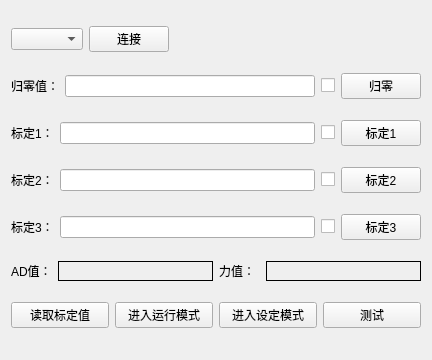
dongkc/test-tools, file SerialPort/serialport.ui: the form before one commit.
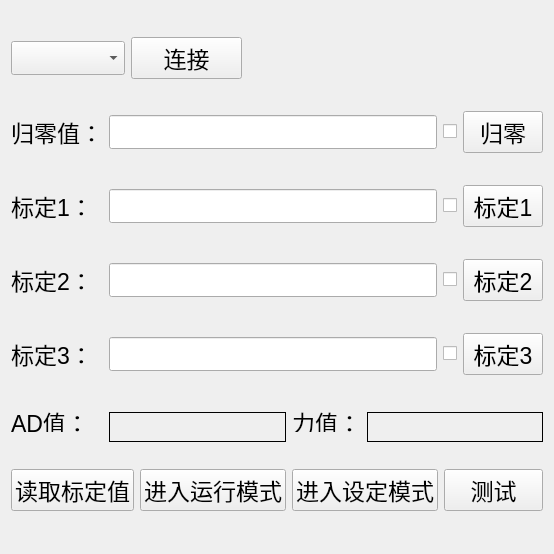
The form after the commit.

```diff
--- a/SerialPort/serialport.ui
+++ b/SerialPort/serialport.ui
@@ -6,14 +6,22 @@
    <rect>
     <x>0</x>
     <y>0</y>
-    <width>432</width>
-    <height>360</height>
+    <width>554</width>
+    <height>554</height>
    </rect>
   </property>
+  <property name="font">
+   <font>
+    <pointsize>17</pointsize>
+   </font>
+  </property>
   <property name="windowTitle">
    <string>SerialPort</string>
   </property>
   <layout class="QVBoxLayout" name="verticalLayout">
+   <property name="spacing">
+    <number>6</number>
+   </property>
    <item>
     <layout class="QHBoxLayout" name="horizontalLayout_6">
      <item>
@@ -21,6 +29,12 @@
      </item>
      <item>
       <widget class="QPushButton" name="pushButton_connect">
+       <property name="minimumSize">
+        <size>
+         <width>111</width>
+         <height>0</height>
+        </size>
+       </property>
        <property name="text">
         <string>连接</string>
        </property>
@@ -73,6 +87,12 @@
     <layout class="QHBoxLayout" name="horizontalLayout_2">
      <item>
       <widget class="QLabel" name="label_2">
+       <property name="minimumSize">
+        <size>
+         <width>92</width>
+         <height>0</height>
+        </size>
+       </property>
        <property name="text">
         <string>标定1：</string>
        </property>
@@ -101,6 +121,12 @@
     <layout class="QHBoxLayout" name="horizontalLayout_3">
      <item>
       <widget class="QLabel" name="label_3">
+       <property name="minimumSize">
+        <size>
+         <width>92</width>
+         <height>0</height>
+        </size>
+       </property>
        <property name="text">
         <string>标定2：</string>
        </property>
@@ -129,6 +155,12 @@
     <layout class="QHBoxLayout" name="horizontalLayout_4">
      <item>
       <widget class="QLabel" name="label_4">
+       <property name="minimumSize">
+        <size>
+         <width>92</width>
+         <height>0</height>
+        </size>
+       </property>
        <property name="text">
         <string>标定3：</string>
        </property>
@@ -157,6 +189,12 @@
     <layout class="QHBoxLayout" name="horizontalLayout_7">
      <item>
       <widget class="QLabel" name="label_5">
+       <property name="minimumSize">
+        <size>
+         <width>92</width>
+         <height>0</height>
+        </size>
+       </property>
        <property name="maximumSize">
         <size>
          <width>16777215</width>
@@ -170,10 +208,16 @@
      </item>
      <item>
       <widget class="QLabel" name="label_AD">
+       <property name="sizePolicy">
+        <sizepolicy hsizetype="Expanding" vsizetype="Preferred">
+         <horstretch>0</horstretch>
+         <verstretch>0</verstretch>
+        </sizepolicy>
+       </property>
        <property name="minimumSize">
         <size>
-         <width>155</width>
-         <height>20</height>
+         <width>167</width>
+         <height>30</height>
         </size>
        </property>
        <property name="maximumSize">
@@ -205,10 +249,16 @@
      </item>
      <item>
       <widget class="QLabel" name="label_strength">
+       <property name="sizePolicy">
+        <sizepolicy hsizetype="Expanding" vsizetype="Preferred">
+         <horstretch>0</horstretch>
+         <verstretch>0</verstretch>
+        </sizepolicy>
+       </property>
        <property name="minimumSize">
         <size>
-         <width>155</width>
-         <height>20</height>
+         <width>167</width>
+         <height>30</height>
         </size>
        </property>
        <property name="maximumSize">
```
